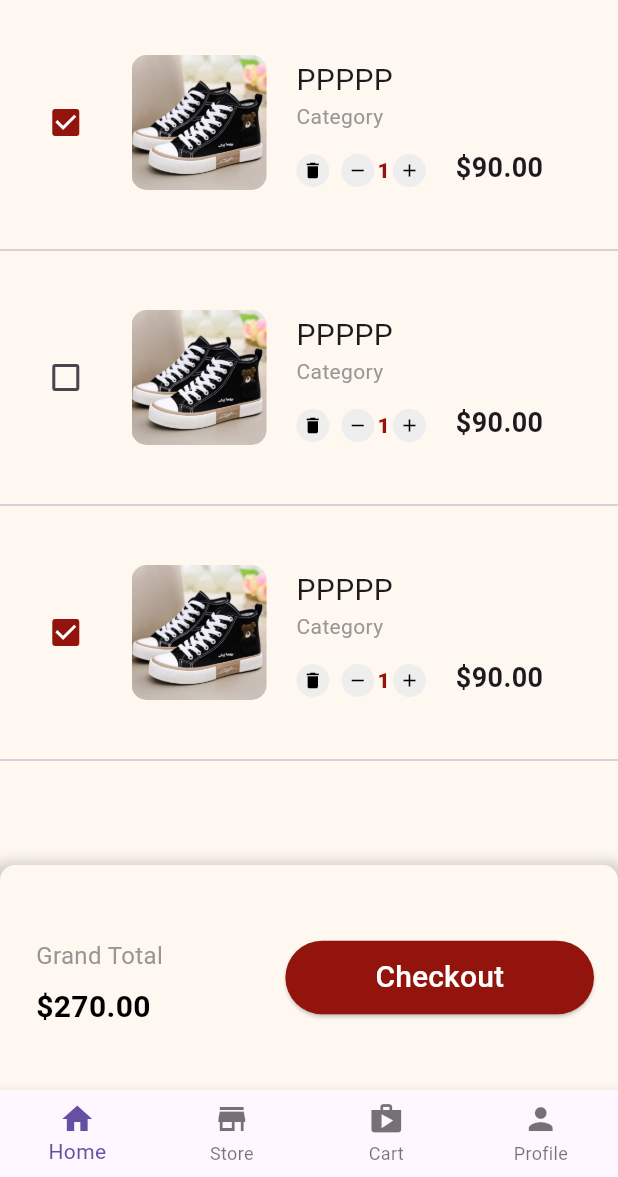
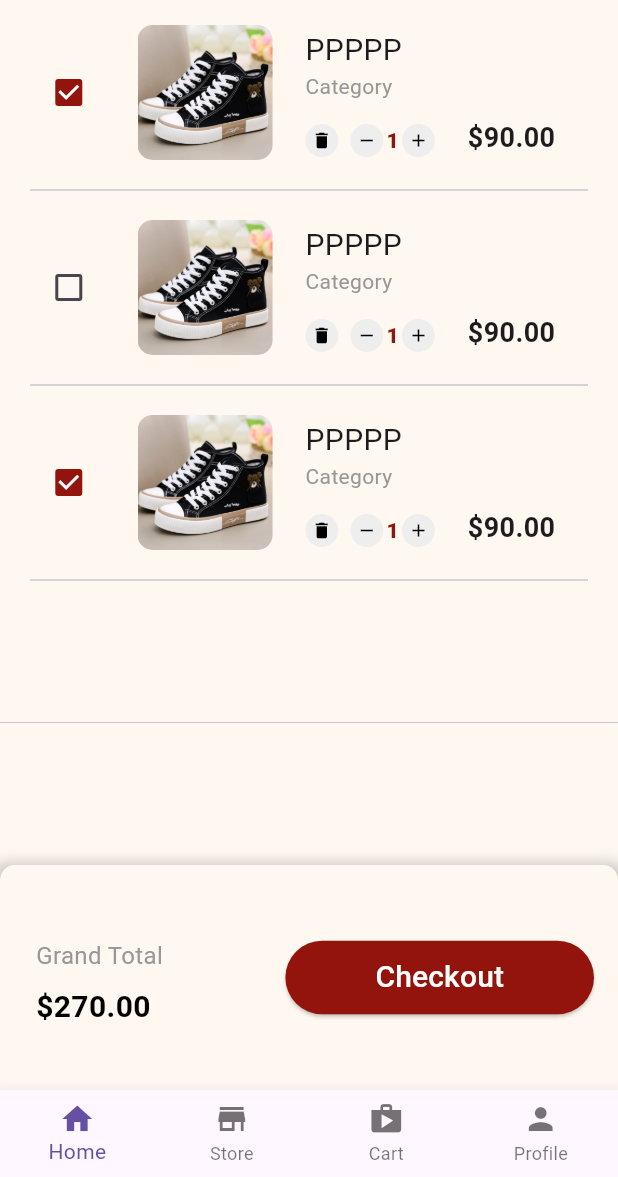
Before and after one commit to Kelompok-2-Mobile-Programming-TI-B-23/Marketplace, a Flutter app: the CartScreen screen opened directly, on a phone screen of 412 x 824 dp, the part 59-1236 px from its top. Run offline on Flutter 3.47's test engine with Material 3 defaults, Android fonts, the phone set to English and light mode, and no system bars; our stand-ins replace flutter_svg; Roboto replaces fonts that are missing (Urbanist).

Commit message:
[FIX] Memperbaiki tampilan
- Memperbaiki screen payment (menghapus tombol back)
- Memperbaiki screen cart (menyesuaikan padding)

```diff
--- a/lib/cart_screen.dart
+++ b/lib/cart_screen.dart
@@ -88,7 +88,7 @@ class _CartScreenState extends State<CartScreen> {
                                   const Color.fromARGB(255, 146, 20, 12),
                             ),
                           Container(
-                            padding: const EdgeInsets.fromLTRB(0, 20, 0, 20),
+                            padding: const EdgeInsets.fromLTRB(0, 0, 0, 0),
                             child: ClipRRect(
                               borderRadius: BorderRadius.circular(
                                   10), // Half of the height/width to make it circular
@@ -185,7 +185,7 @@ class _CartScreenState extends State<CartScreen> {
                             ],
                           ),
                           Container(
-                            padding: EdgeInsets.fromLTRB(0, 60, 30, 0),
+                            padding: EdgeInsets.fromLTRB(0, 60, 20, 0),
                             child: Text(
                               prices[index],
                               style: const TextStyle(
@@ -194,10 +194,11 @@ class _CartScreenState extends State<CartScreen> {
                           ),
                         ],
                       ),
-                      const Divider(
+                      Padding(padding: EdgeInsets.symmetric(horizontal: 20), child: const Divider(
                         height: 40,
                         thickness: 1,
-                      )
+                      ),)
+
                     ],
                   );
                 },
--- a/lib/main.dart
+++ b/lib/main.dart
@@ -17,7 +17,7 @@ class MyApp extends StatelessWidget {
     return MaterialApp(
       debugShowCheckedModeBanner: false,
       theme: ThemeData(fontFamily: 'Urbanist'),
-      home: CartEmptyScreen(),
+      home: PaymentScreen(),
     );
   }
 }
```
Also changed, not shown: lib/payment_screen.dart (+1 -11 lines).
